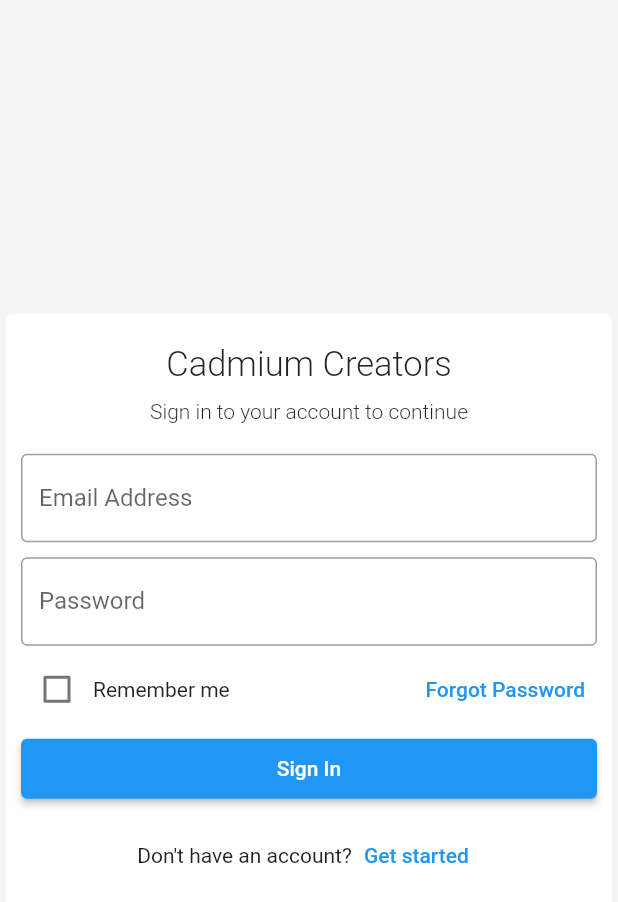
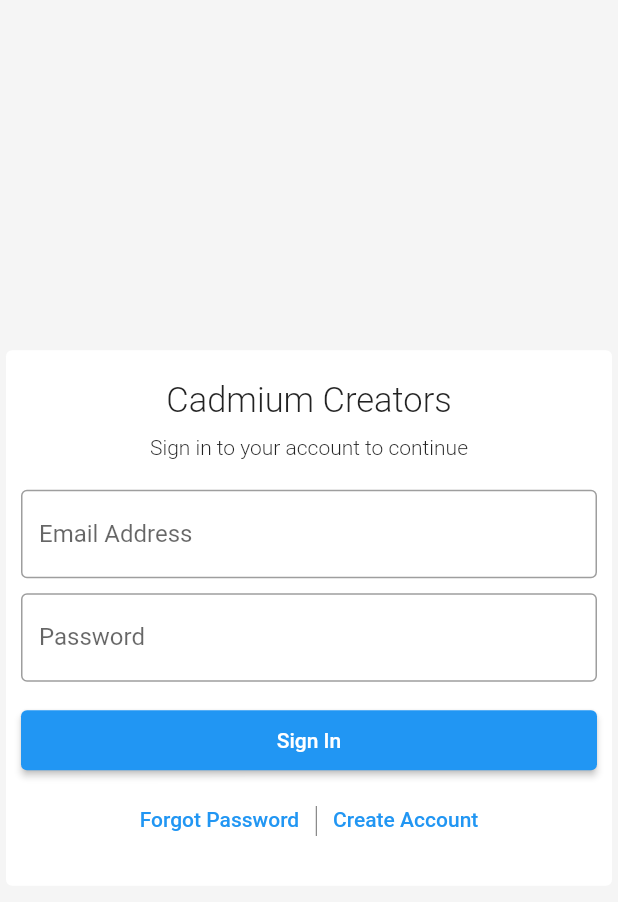
Before and after one commit to project-cadmium/cadmium_creators, a Flutter app: the screen it shows after launch, on a phone screen of 412 x 824 dp. Shown: the top 902 px of the screen. Run offline on Flutter 3.47's test engine with Material 2 defaults, Android fonts, the phone set to English and light mode, and no system bars.

Commit message:
done tweaking sign in page

```diff
--- a/lib/main.dart
+++ b/lib/main.dart
@@ -88,32 +88,7 @@ class _MyHomePageState extends State<MyHomePage> {
                         ),
                       ),
                       Padding(
-                        padding: const EdgeInsets.only(top: 5.0),
-                        child: Row(
-                          mainAxisAlignment: MainAxisAlignment.center,
-                          children: [
-                            Checkbox(
-                              value: rememberMe,
-                              onChanged: (bool? value) {
-                                setState(() {
-                                  rememberMe = value!;
-                                });
-                              },
-                            ),
-                            const Padding(
-                              padding: EdgeInsets.only(right: 0.0),
-                              child: Text('Remember me'),
-                            ),
-                            Expanded(child: Container()),
-                            TextButton(
-                              onPressed: () {},
-                              child: const Text('Forgot Password'),
-                            ),
-                          ],
-                        ),
-                      ),
-                      Padding(
-                        padding: const EdgeInsets.only(top: 5.0),
+                        padding: const EdgeInsets.only(top: 15.0),
                         child: ElevatedButton(
                           style: ElevatedButton.styleFrom(
                             minimumSize: const Size(
@@ -126,17 +101,27 @@ class _MyHomePageState extends State<MyHomePage> {
                         ),
                       ),
                       Padding(
-                        padding: const EdgeInsets.only(top: 10.0),
+                        padding: const EdgeInsets.only(top: 5.0),
                         child: Row(
                           mainAxisAlignment: MainAxisAlignment.center,
                           children: [
+                            TextButton(
+                              onPressed: () {},
+                              child: const Text('Forgot Password'),
+                            ),
                             const Padding(
-                              padding: EdgeInsets.only(right: 0.0),
-                              child: Text('Don\'t have an account?'),
+                              padding: EdgeInsets.symmetric(horizontal: 1.0),
+                              child: Text(
+                                '|',
+                                style: TextStyle(
+                                  fontSize: 23,
+                                  fontWeight: FontWeight.w100,
+                                ),
+                              ),
                             ),
                             TextButton(
                               onPressed: () {},
-                              child: const Text('Get started'),
+                              child: const Text('Create Account'),
                             ),
                           ],
                         ),
```
